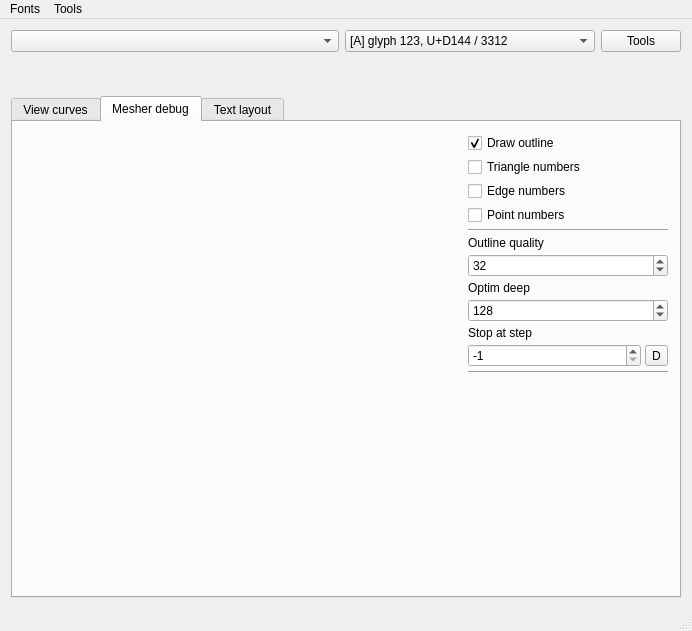
Above: debug-app-qt/mainwindow.ui from fetisov/ttf2mesh before the change. Below: the same form after it.
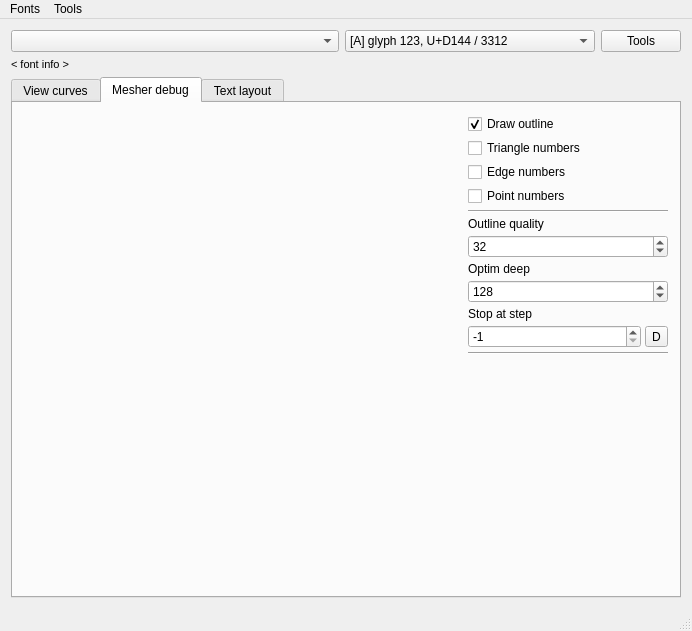
That is the form after the change. Custom widgets are drawn as their Qt base class.

What changed in the file:
```diff
--- a/debug-app-qt/mainwindow.ui
+++ b/debug-app-qt/mainwindow.ui
@@ -41,7 +41,7 @@
          </font>
         </property>
         <property name="text">
-         <string>&lt;info&gt;</string>
+         <string>&lt;html&gt;&lt;head/&gt;&lt;body&gt;&lt;p&gt;&amp;lt; font info &amp;gt;&lt;/p&gt;&lt;/body&gt;&lt;/html&gt;</string>
         </property>
         <property name="textInteractionFlags">
          <set>Qt::LinksAccessibleByMouse|Qt::TextSelectableByKeyboard|Qt::TextSelectableByMouse</set>
@@ -58,21 +58,6 @@
         </property>
        </widget>
       </item>
-      <item row="2" column="0" colspan="3">
-       <widget class="QLabel" name="fontFile">
-        <property name="font">
-         <font>
-          <pointsize>8</pointsize>
-         </font>
-        </property>
-        <property name="text">
-         <string>&lt;not loaded&gt;</string>
-        </property>
-        <property name="textInteractionFlags">
-         <set>Qt::LinksAccessibleByMouse|Qt::TextSelectableByKeyboard|Qt::TextSelectableByMouse</set>
-        </property>
-       </widget>
-      </item>
       <item row="0" column="1">
        <widget class="QComboBox" name="glyph">
         <property name="sizePolicy">
```
